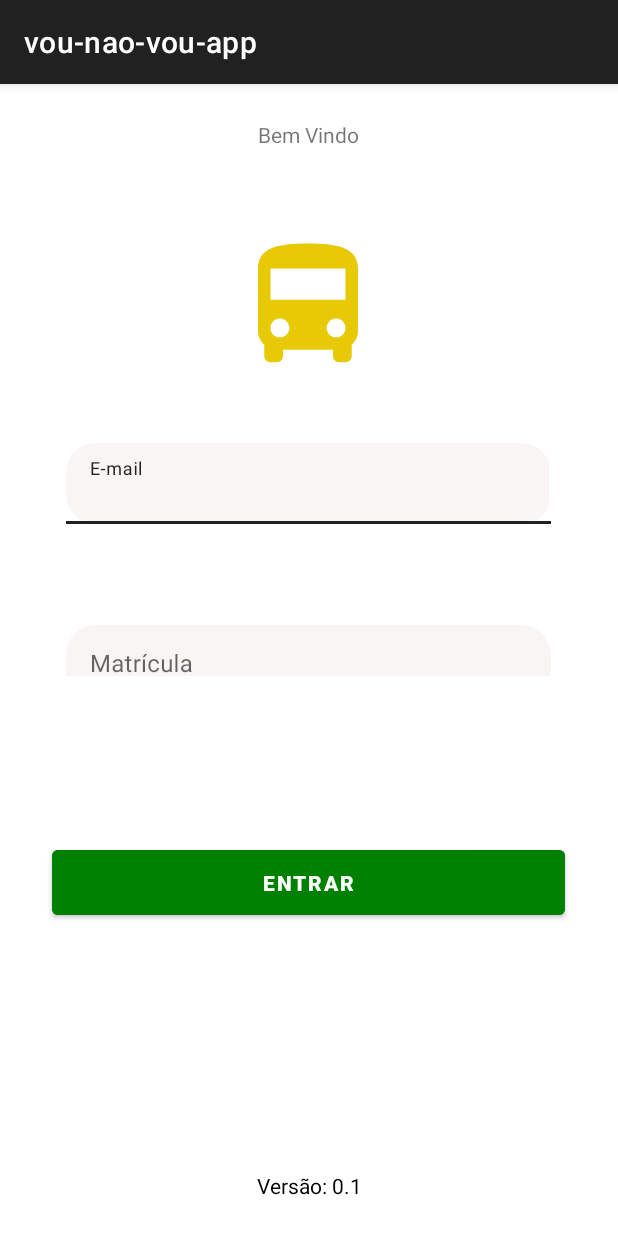
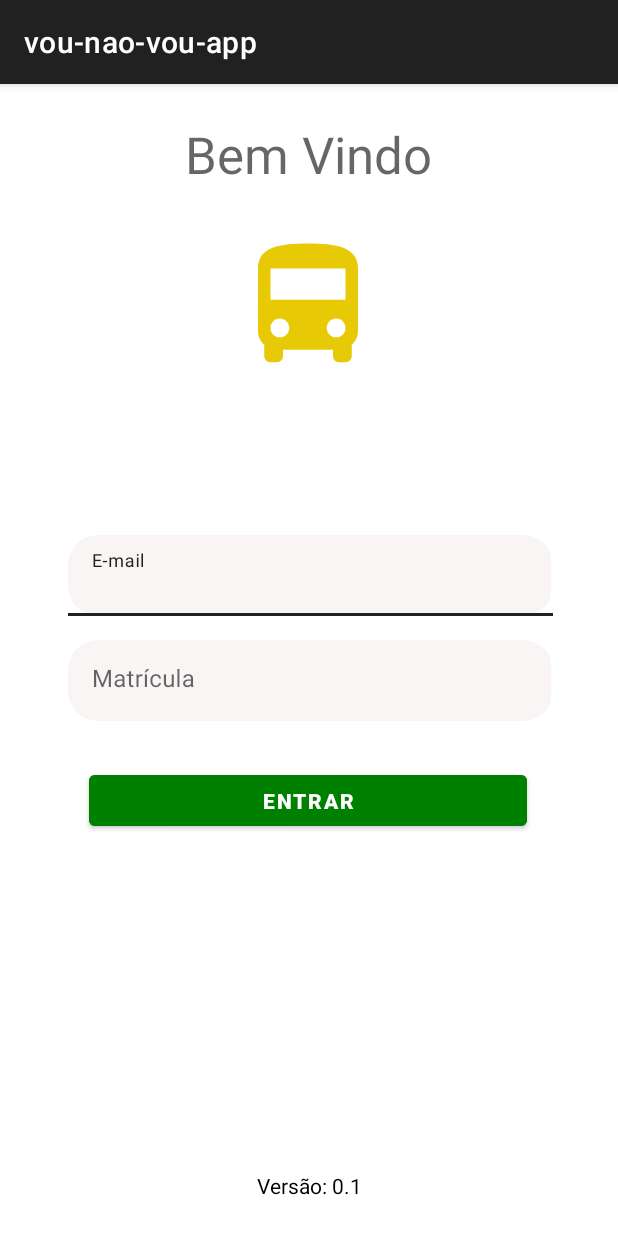
Before and after one commit to pedrohenriqueads/Vou-nao-vou, an Android app: the screen it shows after launch (MainActivity), on a phone screen of 412 x 824 dp. Run offline under Robolectric (Android 15) with nearby library versions, the phone set to English and light mode, and no system bars.

Commit message:
concluindo ajustes de tela

```diff
--- a/app/src/main/res/layout/activity_main.xml
+++ b/app/src/main/res/layout/activity_main.xml
@@ -26,6 +26,7 @@
         android:layout_height="wrap_content"
         android:layout_gravity="center_horizontal"
         android:text="Bem Vindo"
+        android:textAppearance="@style/TextAppearance.AppCompat.Display1"
         app:layout_constraintHorizontal_bias="0.498"
         app:layout_constraintLeft_toLeftOf="parent"
         app:layout_constraintRight_toRightOf="parent"
@@ -40,11 +41,11 @@
         android:paddingBottom="45dp"
         app:boxStrokeWidth="0dp"
         app:layout_constraintBottom_toBottomOf="parent"
-        app:layout_constraintHorizontal_bias="0.0"
+        app:layout_constraintHorizontal_bias="0.51"
         app:layout_constraintLeft_toLeftOf="parent"
         app:layout_constraintRight_toRightOf="parent"
         app:layout_constraintTop_toTopOf="parent"
-        app:layout_constraintVertical_bias="0.331"
+        app:layout_constraintVertical_bias="0.435"
         tools:ignore="MissingConstraints">
 
         <com.google.android.material.textfield.TextInputEditText
@@ -53,46 +54,23 @@
             android:layout_marginTop="20dp"
             android:background="@drawable/input_radius"
             android:hint="E-mail" />
-    </com.google.android.material.textfield.TextInputLayout>
 
-    <com.google.android.material.textfield.TextInputLayout
-        android:id="@+id/textInputLayout"
-        android:layout_width="366dp"
-        android:layout_height="104dp"
-        android:paddingLeft="20dp"
-        android:paddingRight="20dp"
-        android:paddingBottom="70dp"
-        app:boxStrokeWidth="0dp"
-        app:layout_constraintBottom_toBottomOf="parent"
-        app:layout_constraintHorizontal_bias="0.0"
-        app:layout_constraintLeft_toLeftOf="parent"
-        app:layout_constraintRight_toRightOf="parent"
-        app:layout_constraintTop_toTopOf="parent"
-        app:layout_constraintVertical_bias="0.547"
-        tools:ignore="MissingConstraints">
-
-
-        <com.google.android.material.textfield.TextInputEditText
-            android:layout_width="323dp"
-            android:layout_height="54dp"
-            android:background="@drawable/input_radius"
-            android:hint="Matrícula" />
     </com.google.android.material.textfield.TextInputLayout>
 
     <Button
         android:id="@+id/button"
-        android:layout_width="342dp"
-        android:layout_height="55dp"
+        android:layout_width="292dp"
+        android:layout_height="46dp"
         android:backgroundTint="#008000"
         android:text="Entrar"
         android:textColor="#ffffff"
         android:textStyle="bold"
         app:layout_constraintBottom_toBottomOf="parent"
-        app:layout_constraintHorizontal_bias="0.492"
+        app:layout_constraintHorizontal_bias="0.495"
         app:layout_constraintLeft_toLeftOf="parent"
         app:layout_constraintRight_toRightOf="parent"
         app:layout_constraintTop_toTopOf="parent"
-        app:layout_constraintVertical_bias="0.723"
+        app:layout_constraintVertical_bias="0.639"
         tools:ignore="MissingConstraints" />
 
     <TextView
@@ -106,5 +84,30 @@
        app:layout_constraintLeft_toLeftOf="parent"
        app:layout_constraintRight_toRightOf="parent" />
 
+    <com.google.android.material.textfield.TextInputLayout
+        android:id="@+id/textInputLayout"
+        android:layout_width="362dp"
+        android:layout_height="129dp"
+        android:paddingLeft="20dp"
+        android:paddingRight="20dp"
+        android:paddingBottom="45dp"
+        app:boxStrokeWidth="0dp"
+        app:layout_constraintBottom_toBottomOf="parent"
+        app:layout_constraintHorizontal_bias="0.51"
+        app:layout_constraintLeft_toLeftOf="parent"
+        app:layout_constraintRight_toRightOf="parent"
+        app:layout_constraintTop_toTopOf="parent"
+        app:layout_constraintVertical_bias="0.553"
+        tools:ignore="MissingConstraints">
+
+        <com.google.android.material.textfield.TextInputEditText
+            android:layout_width="323dp"
+            android:layout_height="54dp"
+            android:layout_marginTop="20dp"
+            android:background="@drawable/input_radius"
+            android:hint="Matrícula" />
+
+    </com.google.android.material.textfield.TextInputLayout>
+
 
 </androidx.constraintlayout.widget.ConstraintLayout>
```
